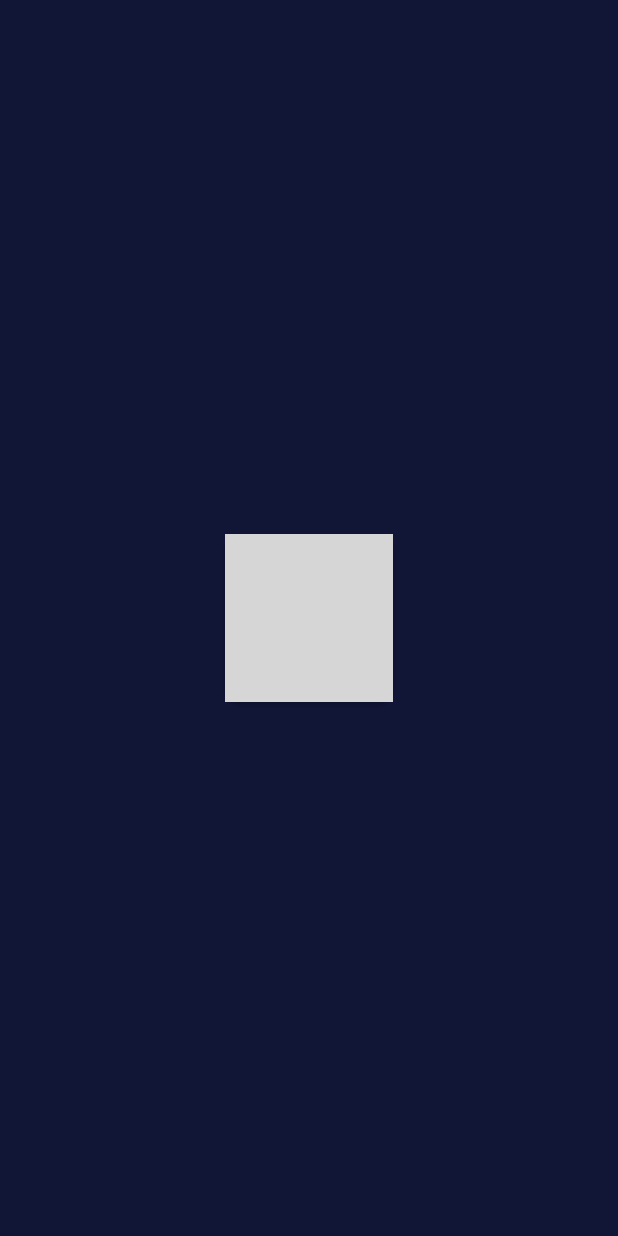
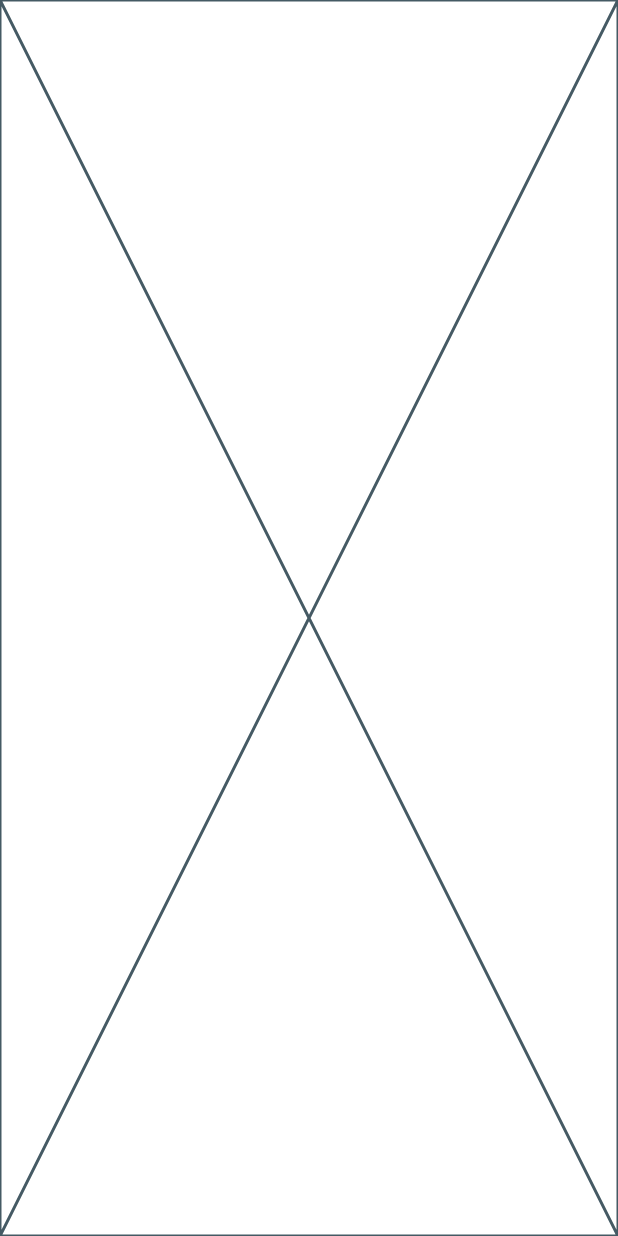
Before and after one commit to QasimXAli/deviate_music_player, a Flutter app: the screen it shows after launch, on a phone screen of 412 x 824 dp. Run offline on Flutter 3.47's test engine with Material 2 defaults, Android fonts, the phone set to English and light mode, and no system bars; our stand-ins replace google_fonts; grey boxes are pictures that could not be loaded.

```diff
--- a/lib/main.dart
+++ b/lib/main.dart
@@ -1,5 +1,9 @@
-import 'package:deviate_music_player/test.dart';
 import 'package:deviate_music_player/utils/my_app_theme.dart';
+import 'package:deviate_music_player/views/add_artist_screen.dart';
+import 'package:deviate_music_player/views/artist_screen.dart';
+import 'package:deviate_music_player/views/home_screen.dart';
+import 'package:deviate_music_player/views/nowplaying.dart';
+import 'package:deviate_music_player/views/profile_screen.dart';
 import 'package:flutter/material.dart';
 
 void main() {
@@ -14,7 +18,14 @@ class MyApp extends StatelessWidget {
     return MaterialApp(
       title: 'Deviate Music Player',
       theme: DeviateTheme.themeData,
-      home: const Test(),
+      initialRoute: '/',
+      routes: {
+        '/': (context) => const HomeScreen(),
+        '/artistScreen': (context) => const ArtistScreen(),
+        '/nowPlaying': (context) => const NowPlaying(),
+        '/profileScreen': (context) => const ProfileScreen(),
+        '/addArtist' :(context) => const AddArtistScreen(),
+      },
     );
   }
 }
--- a/lib/test.dart
+++ /dev/null
@@ -1,22 +0,0 @@
-import 'package:deviate_music_player/utils/my_app_theme.dart';
-import 'package:flutter/material.dart';
-
-class Test extends StatelessWidget {
-  const Test({super.key});
-
-  @override
-  Widget build(BuildContext context) {
-    return Scaffold(
-        body: Center(
-      child: SizedBox(
-        width: 120,
-        height: 120,
-        child: Card(
-          child: Image(
-            image: MyAppTheme.images['artist1']!,
-          ),
-        ),
-      ),
-    ));
-  }
-}
--- /dev/null
+++ b/lib/views/home_screen.dart
@@ -0,0 +1,11 @@
+import 'package:flutter/src/widgets/framework.dart';
+import 'package:flutter/src/widgets/placeholder.dart';
+
+class HomeScreen extends StatelessWidget {
+  const HomeScreen({super.key});
+
+  @override
+  Widget build(BuildContext context) {
+    return const Placeholder();
+  }
+}
--- a/pubspec.yaml
+++ b/pubspec.yaml
@@ -36,6 +36,7 @@ dependencies:
   # Use with the CupertinoIcons class for iOS style icons.
   cupertino_icons: ^1.0.2
   google_fonts: ^4.0.3
+
 
 dev_dependencies:
   flutter_test:
```
Also changed, not shown: lib/views/add_artist_screen.dart (added, +10 -0 lines), lib/views/artist_screen.dart (added, +10 -0 lines), lib/views/nowplaying.dart (added, +10 -0 lines), lib/views/profile_screen.dart (added, +10 -0 lines), lib/providers/go_router.dart (added).
